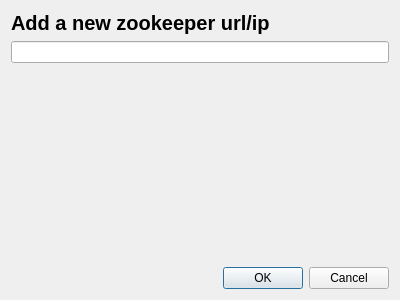
Above: zoodialog.ui from claudio-walser/QtZooClient before the change. Below: the same form after it.
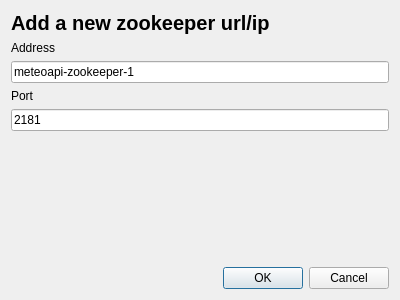
That is the form after the change.

The edit to the form file:
```diff
--- a/zoodialog.ui
+++ b/zoodialog.ui
@@ -25,7 +25,7 @@
      </property>
     </widget>
    </item>
-   <item row="2" column="0">
+   <item row="5" column="0">
     <spacer name="verticalSpacer">
      <property name="orientation">
       <enum>Qt::Vertical</enum>
@@ -38,7 +38,7 @@
      </property>
     </spacer>
    </item>
-   <item row="3" column="0">
+   <item row="6" column="0">
     <widget class="QDialogButtonBox" name="buttonBox">
      <property name="orientation">
       <enum>Qt::Horizontal</enum>
@@ -48,8 +48,33 @@
      </property>
     </widget>
    </item>
+   <item row="2" column="0">
+    <widget class="QLineEdit" name="lineEditAddress">
+     <property name="text">
+      <string>meteoapi-zookeeper-1</string>
+     </property>
+    </widget>
+   </item>
    <item row="1" column="0">
-    <widget class="QLineEdit" name="lineEdit"/>
+    <widget class="QLabel" name="label_2">
+     <property name="text">
+      <string>Address</string>
+     </property>
+    </widget>
+   </item>
+   <item row="3" column="0">
+    <widget class="QLabel" name="label_3">
+     <property name="text">
+      <string>Port</string>
+     </property>
+    </widget>
+   </item>
+   <item row="4" column="0">
+    <widget class="QLineEdit" name="lineEditPort">
+     <property name="text">
+      <string>2181</string>
+     </property>
+    </widget>
    </item>
   </layout>
  </widget>
```
